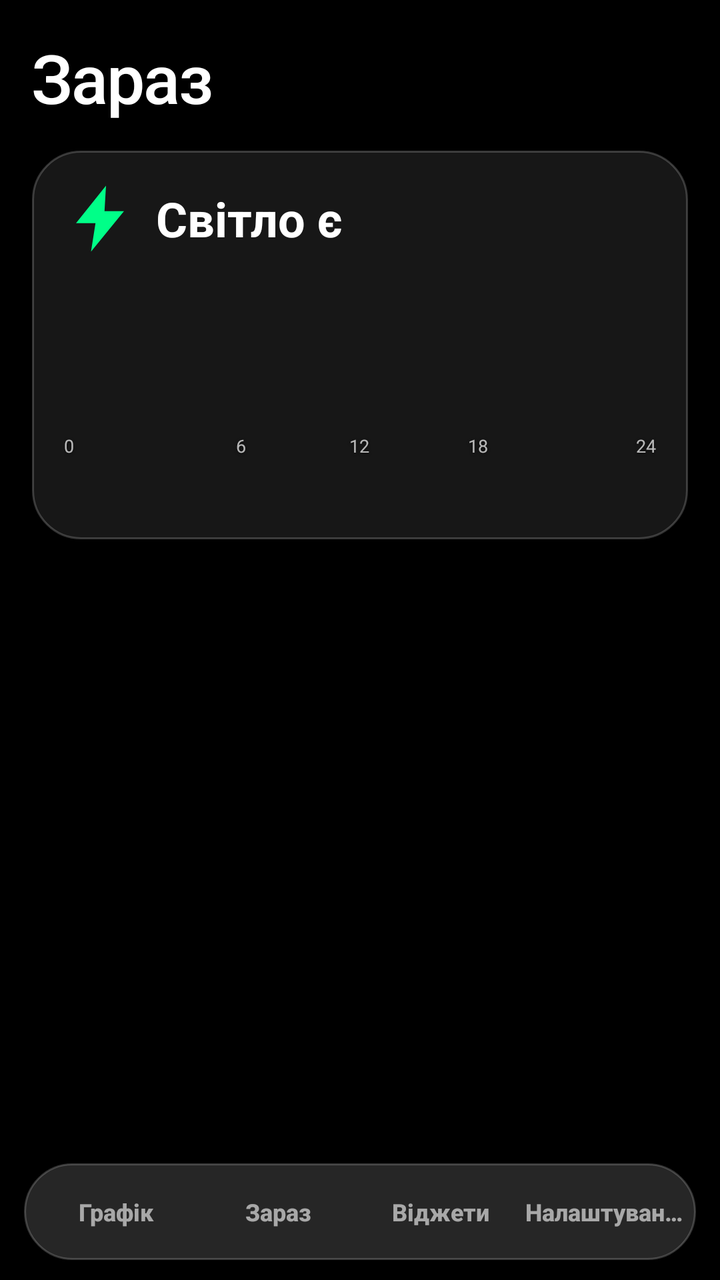
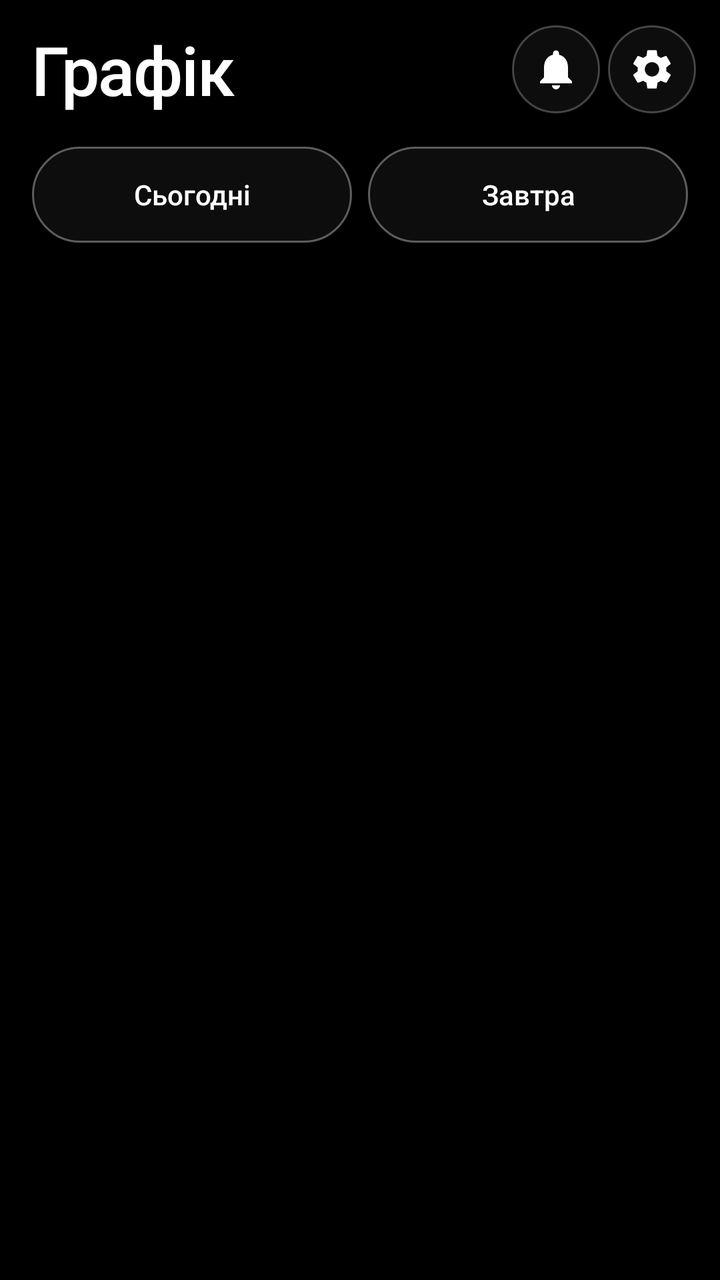

Before-and-after screenshots of an Android layout around one commit, followed by the original layout XML and the change that was made.
<!-- AndroidManifest.xml: application theme Theme.Svitik -->
<!-- res/layout/activity_main.xml -->
<?xml version="1.0" encoding="utf-8"?>
<LinearLayout xmlns:android="http://schemas.android.com/apk/res/android"
    android:id="@+id/root"
    android:layout_width="match_parent"
    android:layout_height="match_parent"
    android:orientation="vertical">

    <FrameLayout android:layout_width="match_parent" android:layout_height="0dp" android:layout_weight="1">

        
        <ScrollView android:id="@+id/page_now" style="@style/Page">
            <LinearLayout style="@style/PageContent">
                <TextView style="@style/PageTitle" android:text="@string/tab_now" />

                <LinearLayout android:id="@+id/card" style="@style/Card">
                    <LinearLayout android:layout_width="match_parent" android:layout_height="wrap_content" android:gravity="center_vertical" android:orientation="horizontal">
                        <ImageView android:id="@+id/bolt" android:layout_width="36dp" android:layout_height="36dp" android:layout_marginEnd="10dp" android:src="@drawable/ic_bolt_on" />
                        <TextView android:id="@+id/status" android:layout_width="0dp" android:layout_height="wrap_content" android:layout_weight="1" android:text="@string/power_on" android:textColor="@color/text" android:textSize="24sp" android:textStyle="bold" />
                        <ProgressBar android:id="@+id/progress" style="?android:attr/progressBarStyleSmall" android:layout_width="wrap_content" android:layout_height="wrap_content" android:visibility="gone" />
                    </LinearLayout>
                    <TextView android:id="@+id/next" android:layout_width="wrap_content" android:layout_height="wrap_content" android:layout_marginTop="8dp" android:textColor="@color/text" android:textSize="16sp" />
                    <TextView android:id="@+id/label" android:layout_width="wrap_content" android:layout_height="wrap_content" android:layout_marginTop="6dp" android:textColor="@color/text_dim" android:textSize="13sp" />
                    <ImageView android:id="@+id/day_bar" android:layout_width="match_parent" android:layout_height="22dp" android:layout_marginTop="14dp" android:scaleType="fitXY" />
                    <LinearLayout android:layout_width="match_parent" android:layout_height="wrap_content" android:orientation="horizontal">
                        <TextView style="@style/WidgetTick" android:gravity="start" android:text="0" />
                        <TextView style="@style/WidgetTick" android:text="6" />
                        <TextView style="@style/WidgetTick" android:text="12" />
                        <TextView style="@style/WidgetTick" android:text="18" />
                        <TextView style="@style/WidgetTick" android:gravity="end" android:text="24" />
                    </LinearLayout>
                    <TextView android:id="@+id/updated" android:layout_width="wrap_content" android:layout_height="wrap_content" android:layout_marginTop="10dp" android:textColor="@color/text_dim" android:textSize="11sp" />
                    <TextView android:id="@+id/error" android:layout_width="wrap_content" android:layout_height="wrap_content" android:layout_marginTop="4dp" android:textColor="#FFB0B0" android:textSize="12sp" android:visibility="gone" />
                </LinearLayout>

                <LinearLayout android:id="@+id/restricted_card" style="@style/Card" android:layout_marginTop="12dp" android:background="@drawable/glass_card_warn" android:visibility="gone">
                    <TextView android:layout_width="wrap_content" android:layout_height="wrap_content" android:text="@string/restricted_title" android:textColor="@color/text" android:textSize="15sp" android:textStyle="bold" />
                    <TextView android:layout_width="wrap_content" android:layout_height="wrap_content" android:layout_marginTop="6dp" android:text="@string/restricted_text" android:textColor="@color/text" android:textSize="13sp" />
                    <Button android:id="@+id/open_battery" style="@style/AppButton" android:text="@string/restricted_button" />
                </LinearLayout>
            </LinearLayout>
        </ScrollView>

        
        <ScrollView android:id="@+id/page_schedule" style="@style/Page" android:visibility="gone">
            <LinearLayout style="@style/PageContent">
                <TextView style="@style/PageTitle" android:text="@string/tab_schedule" />
                <LinearLayout android:layout_width="match_parent" android:layout_height="wrap_content" android:orientation="horizontal">
                    <Button android:id="@+id/today" style="@style/AppButton" android:layout_width="0dp" android:layout_weight="1" android:layout_marginTop="0dp" android:layout_marginEnd="4dp" android:text="@string/today" />
                    <Button android:id="@+id/tomorrow" style="@style/AppButton" android:layout_width="0dp" android:layout_weight="1" android:layout_marginTop="0dp" android:layout_marginStart="4dp" android:text="@string/tomorrow" />
                </LinearLayout>
                <TextView android:id="@+id/no_schedule" android:layout_width="match_parent" android:layout_height="wrap_content" android:gravity="center" android:padding="28dp" android:textColor="@color/text" android:textSize="15sp" android:visibility="gone" />
                <LinearLayout android:layout_width="match_parent" android:layout_height="wrap_content" android:layout_marginTop="10dp" android:orientation="horizontal">
                    <LinearLayout android:id="@+id/column_left" android:layout_width="0dp" android:layout_height="wrap_content" android:layout_weight="1" android:layout_marginEnd="4dp" android:orientation="vertical" />
                    <LinearLayout android:id="@+id/column_right" android:layout_width="0dp" android:layout_height="wrap_content" android:layout_weight="1" android:layout_marginStart="4dp" android:orientation="vertical" />
                </LinearLayout>
            </LinearLayout>
        </ScrollView>

        
        <ScrollView android:id="@+id/page_widgets" style="@style/Page" android:visibility="gone">
            <LinearLayout style="@style/PageContent">
                <TextView style="@style/PageTitle" android:text="@string/tab_widgets" />
                <TextView android:layout_width="wrap_content" android:layout_height="wrap_content" android:layout_marginBottom="4dp" android:text="@string/widgets_hint" android:textColor="@color/text_dim" android:textSize="13sp" />
                <LinearLayout style="@style/Card" android:layout_marginTop="10dp">
                    <TextView android:layout_width="wrap_content" android:layout_height="wrap_content" android:text="@string/widget_small_description" android:textColor="@color/text" android:textSize="14sp" />
                    <Button android:id="@+id/add_small" style="@style/AppButton" android:text="@string/add_small" />
                </LinearLayout>
                <LinearLayout style="@style/Card" android:layout_marginTop="10dp">
                    <TextView android:layout_width="wrap_content" android:layout_height="wrap_content" android:text="@string/widget_strip_description" android:textColor="@color/text" android:textSize="14sp" />
                    <Button android:id="@+id/add_strip" style="@style/AppButton" android:text="@string/add_strip" />
                </LinearLayout>
                <LinearLayout style="@style/Card" android:layout_marginTop="10dp">
                    <TextView android:layout_width="wrap_content" android:layout_height="wrap_content" android:text="@string/widget_day_description" android:textColor="@color/text" android:textSize="14sp" />
                    <Button android:id="@+id/add_day" style="@style/AppButton" android:text="@string/add_day" />
                </LinearLayout>
            </LinearLayout>
        </ScrollView>

        
        <ScrollView android:id="@+id/page_settings" style="@style/Page" android:visibility="gone">
            <LinearLayout style="@style/PageContent">
                <TextView style="@style/PageTitle" android:text="@string/tab_settings" />
                <TextView style="@style/SectionTitle" android:layout_marginTop="4dp" android:text="@string/region" />
                <Spinner android:id="@+id/region" android:layout_width="match_parent" android:layout_height="wrap_content" android:background="@drawable/spinner_bg" android:paddingHorizontal="12dp" />
                <TextView style="@style/SectionTitle" android:text="@string/group" />
                <Spinner android:id="@+id/group" android:layout_width="match_parent" android:layout_height="wrap_content" android:background="@drawable/spinner_bg" android:paddingHorizontal="12dp" />
                <Button android:id="@+id/refresh" style="@style/AppButton" android:layout_marginTop="16dp" android:text="@string/refresh" />
                <TextView style="@style/SectionTitle" android:text="@string/background_title" />
                <TextView android:id="@+id/background_state" android:layout_width="wrap_content" android:layout_height="wrap_content" android:textColor="@color/text" android:textSize="13sp" />
                <Button android:id="@+id/open_battery_settings" style="@style/AppButton" android:text="@string/restricted_button" />
                <TextView android:layout_width="wrap_content" android:layout_height="wrap_content" android:layout_marginTop="18dp" android:text="@string/sources" android:textColor="@color/text_dim" android:textSize="11sp" />
            </LinearLayout>
        </ScrollView>
    </FrameLayout>

    <LinearLayout
        android:layout_width="match_parent"
        android:layout_height="wrap_content"
        android:layout_marginHorizontal="12dp"
        android:layout_marginBottom="10dp"
        android:background="@drawable/tab_bar_bg"
        android:orientation="horizontal"
        android:padding="5dp">
        <TextView android:id="@+id/tab_schedule" style="@style/Tab" android:text="@string/tab_schedule" />
        <TextView android:id="@+id/tab_now" style="@style/Tab" android:text="@string/tab_now" />
        <TextView android:id="@+id/tab_widgets" style="@style/Tab" android:text="@string/tab_widgets" />
        <TextView android:id="@+id/tab_settings" style="@style/Tab" android:text="@string/tab_settings" />
    </LinearLayout>
</LinearLayout>
<!-- resources referenced by this layout -->
<resources>
  <color name="text">#FFFFFFFF</color>
  <color name="text_dim">#B3FFFFFF</color>
  <!-- drawable glass_card_warn (drawable) -->
  <?xml version="1.0" encoding="utf-8"?>
  <shape xmlns:android="http://schemas.android.com/apk/res/android" android:shape="rectangle">
      <solid android:color="#1FFF9F1A" />
      <stroke android:width="1dp" android:color="#80FF9F1A" />
      <corners android:radius="24dp" />
  </shape>
  <!-- drawable ic_bolt_on (drawable) -->
  <?xml version="1.0" encoding="utf-8"?>
  <vector xmlns:android="http://schemas.android.com/apk/res/android"
      android:width="24dp" android:height="24dp" android:viewportWidth="24" android:viewportHeight="24">
      <path android:fillColor="#00FF88" android:pathData="M14,1 L4,13.5 L10.5,13.5 L9,23 L20,9.5 L13.5,9.5 Z" />
  </vector>
  <!-- drawable tab_bar_bg (drawable) -->
  <?xml version="1.0" encoding="utf-8"?>
  <shape xmlns:android="http://schemas.android.com/apk/res/android" android:shape="rectangle">
      <solid android:color="#26FFFFFF" />
      <stroke android:width="1dp" android:color="#33FFFFFF" />
      <corners android:radius="100dp" />
  </shape>
  <string name="add_day">Графік дня · 4×3</string>
  <string name="add_small">Статус · 2×1</string>
  <string name="add_strip">Смуга дня · 4×1</string>
  <string name="background_title">Робота у фоні</string>
  <string name="group">Черга відключень</string>
  <string name="power_on">Світло є</string>
  <string name="refresh">Оновити</string>
  <string name="region">Регіон / місто</string>
  <string name="tab_now">Зараз</string>
  <string name="tab_schedule">Графік</string>
  <string name="tab_settings">Налаштування</string>
  <string name="tab_widgets">Віджети</string>
  <string name="today">Сьогодні</string>
  <string name="tomorrow">Завтра</string>
  <style name="Tab">
          <item name="android:layout_width">0dp</item>
          <item name="android:layout_height">wrap_content</item>
          <item name="android:layout_weight">1</item>
          <item name="android:background">@drawable/tab_bg</item>
          <item name="android:gravity">center</item>
          <item name="android:paddingVertical">11dp</item>
          <item name="android:singleLine">true</item>
          <item name="android:textColor">@color/tab_text</item>
          <item name="android:fontFamily">sans-serif-medium</item>
          <item name="android:textSize">12sp</item>
          <item name="android:textStyle">bold</item>
      </style>
  <style name="WidgetTick">
          <item name="android:shadowColor">#99000000</item>
          <item name="android:shadowRadius">3</item>
          <item name="android:shadowDy">1</item>
          <item name="android:layout_width">0dp</item>
          <item name="android:layout_height">wrap_content</item>
          <item name="android:layout_weight">1</item>
          <item name="android:gravity">center</item>
          <item name="android:textColor">@color/text_dim</item>
          <item name="android:textSize">9sp</item>
      </style>
  <!-- drawable tab_bg (drawable) -->
  <?xml version="1.0" encoding="utf-8"?>
  <selector xmlns:android="http://schemas.android.com/apk/res/android">
      <item android:state_selected="true">
          <shape android:shape="rectangle"><solid android:color="#33FFFFFF" /><corners android:radius="100dp" /></shape>
      </item>
      <item><shape android:shape="rectangle"><solid android:color="#00000000" /></shape></item>
  </selector>
  <color name="green">#FF00FF88</color>
  <!-- unchanged entries left out for length: 18 -->
</resources>

<!-- the commit's change to res/layout/activity_main.xml (unified diff, before → after) -->
@@ -1,49 +1,31 @@
 <?xml version="1.0" encoding="utf-8"?>
 <LinearLayout xmlns:android="http://schemas.android.com/apk/res/android"
-    android:id="@+id/root"
     android:layout_width="match_parent"
     android:layout_height="match_parent"
     android:orientation="vertical">
 
+    <LinearLayout
+        android:layout_width="match_parent"
+        android:layout_height="wrap_content"
+        android:gravity="center_vertical"
+        android:orientation="horizontal"
+        android:paddingStart="16dp"
+        android:paddingTop="12dp"
+        android:paddingEnd="12dp">
+        <TextView android:id="@+id/title" style="@style/PageTitle" android:layout_width="0dp" android:layout_weight="1" android:layout_marginBottom="0dp" android:singleLine="true" android:text="@string/schedule_title" />
+        <ProgressBar android:id="@+id/progress" style="?android:attr/progressBarStyleSmall" android:layout_width="wrap_content" android:layout_height="wrap_content" android:layout_marginEnd="8dp" android:visibility="gone" />
+        <FrameLayout android:layout_width="44dp" android:layout_height="44dp">
+            <ImageView android:id="@+id/open_alerts" style="@style/HeaderIcon" android:contentDescription="@string/alerts_title" android:src="@drawable/ic_bell" />
+            <View android:id="@+id/alerts_dot" android:layout_width="9dp" android:layout_height="9dp" android:layout_gravity="top|end" android:layout_marginTop="9dp" android:layout_marginEnd="10dp" android:background="@drawable/alert_dot" android:visibility="gone" />
+        </FrameLayout>
+        <ImageView android:id="@+id/open_settings" style="@style/HeaderIcon" android:layout_width="44dp" android:layout_height="44dp" android:layout_marginStart="4dp" android:contentDescription="@string/settings_title" android:src="@drawable/ic_gear" />
+    </LinearLayout>
+
     <FrameLayout android:layout_width="match_parent" android:layout_height="0dp" android:layout_weight="1">
 
         
-        <ScrollView android:id="@+id/page_now" style="@style/Page">
+        <ScrollView android:id="@+id/page_schedule" style="@style/Page">
             <LinearLayout style="@style/PageContent">
-                <TextView style="@style/PageTitle" android:text="@string/tab_now" />
-
-                <LinearLayout android:id="@+id/card" style="@style/Card">
-                    <LinearLayout android:layout_width="match_parent" android:layout_height="wrap_content" android:gravity="center_vertical" android:orientation="horizontal">
-                        <ImageView android:id="@+id/bolt" android:layout_width="36dp" android:layout_height="36dp" android:layout_marginEnd="10dp" android:src="@drawable/ic_bolt_on" />
-                        <TextView android:id="@+id/status" android:layout_width="0dp" android:layout_height="wrap_content" android:layout_weight="1" android:text="@string/power_on" android:textColor="@color/text" android:textSize="24sp" android:textStyle="bold" />
-                        <ProgressBar android:id="@+id/progress" style="?android:attr/progressBarStyleSmall" android:layout_width="wrap_content" android:layout_height="wrap_content" android:visibility="gone" />
-                    </LinearLayout>
-                    <TextView android:id="@+id/next" android:layout_width="wrap_content" android:layout_height="wrap_content" android:layout_marginTop="8dp" android:textColor="@color/text" android:textSize="16sp" />
-                    <TextView android:id="@+id/label" android:layout_width="wrap_content" android:layout_height="wrap_content" android:layout_marginTop="6dp" android:textColor="@color/text_dim" android:textSize="13sp" />
-                    <ImageView android:id="@+id/day_bar" android:layout_width="match_parent" android:layout_height="22dp" android:layout_marginTop="14dp" android:scaleType="fitXY" />
-                    <LinearLayout android:layout_width="match_parent" android:layout_height="wrap_content" android:orientation="horizontal">
-                        <TextView style="@style/WidgetTick" android:gravity="start" android:text="0" />
-                        <TextView style="@style/WidgetTick" android:text="6" />
-                        <TextView style="@style/WidgetTick" android:text="12" />
-                        <TextView style="@style/WidgetTick" android:text="18" />
-                        <TextView style="@style/WidgetTick" android:gravity="end" android:text="24" />
-                    </LinearLayout>
-                    <TextView android:id="@+id/updated" android:layout_width="wrap_content" android:layout_height="wrap_content" android:layout_marginTop="10dp" android:textColor="@color/text_dim" android:textSize="11sp" />
-                    <TextView android:id="@+id/error" android:layout_width="wrap_content" android:layout_height="wrap_content" android:layout_marginTop="4dp" android:textColor="#FFB0B0" android:textSize="12sp" android:visibility="gone" />
-                </LinearLayout>
-
-                <LinearLayout android:id="@+id/restricted_card" style="@style/Card" android:layout_marginTop="12dp" android:background="@drawable/glass_card_warn" android:visibility="gone">
-                    <TextView android:layout_width="wrap_content" android:layout_height="wrap_content" android:text="@string/restricted_title" android:textColor="@color/text" android:textSize="15sp" android:textStyle="bold" />
-                    <TextView android:layout_width="wrap_content" android:layout_height="wrap_content" android:layout_marginTop="6dp" android:text="@string/restricted_text" android:textColor="@color/text" android:textSize="13sp" />
-                    <Button android:id="@+id/open_battery" style="@style/AppButton" android:text="@string/restricted_button" />
-                </LinearLayout>
-            </LinearLayout>
-        </ScrollView>
-
-        
-        <ScrollView android:id="@+id/page_schedule" style="@style/Page" android:visibility="gone">
-            <LinearLayout style="@style/PageContent">
-                <TextView style="@style/PageTitle" android:text="@string/tab_schedule" />
                 <LinearLayout android:layout_width="match_parent" android:layout_height="wrap_content" android:orientation="horizontal">
                     <Button android:id="@+id/today" style="@style/AppButton" android:layout_width="0dp" android:layout_weight="1" android:layout_marginTop="0dp" android:layout_marginEnd="4dp" android:text="@string/today" />
                     <Button android:id="@+id/tomorrow" style="@style/AppButton" android:layout_width="0dp" android:layout_weight="1" android:layout_marginTop="0dp" android:layout_marginStart="4dp" android:text="@string/tomorrow" />
@@ -57,10 +39,32 @@
         </ScrollView>
 
         
-        <ScrollView android:id="@+id/page_widgets" style="@style/Page" android:visibility="gone">
+        <ScrollView android:id="@+id/page_alerts" style="@style/Page" android:visibility="gone">
             <LinearLayout style="@style/PageContent">
-                <TextView style="@style/PageTitle" android:text="@string/tab_widgets" />
-                <TextView android:layout_width="wrap_content" android:layout_height="wrap_content" android:layout_marginBottom="4dp" android:text="@string/widgets_hint" android:textColor="@color/text_dim" android:textSize="13sp" />
+                <LinearLayout style="@style/Card">
+                    <TextView android:id="@+id/updated" android:layout_width="wrap_content" android:layout_height="wrap_content" android:textColor="@color/text" android:textSize="13sp" />
+                    <TextView android:id="@+id/background_state" android:layout_width="wrap_content" android:layout_height="wrap_content" android:layout_marginTop="6dp" android:text="@string/background_ok" android:textColor="@color/text_dim" android:textSize="13sp" />
+                    <TextView android:id="@+id/error" android:layout_width="wrap_content" android:layout_height="wrap_content" android:layout_marginTop="6dp" android:text="@string/load_failed" android:textColor="@color/red" android:textSize="13sp" android:visibility="gone" />
+                </LinearLayout>
+                <LinearLayout android:id="@+id/restricted_card" style="@style/Card" android:layout_marginTop="12dp" android:visibility="gone">
+                    <TextView android:layout_width="wrap_content" android:layout_height="wrap_content" android:text="@string/restricted_title" android:textColor="@color/text" android:textSize="15sp" android:textStyle="bold" />
+                    <TextView android:layout_width="wrap_content" android:layout_height="wrap_content" android:layout_marginTop="6dp" android:text="@string/restricted_text" android:textColor="@color/text" android:textSize="13sp" />
+                    <Button android:id="@+id/open_battery" style="@style/AppButton" android:text="@string/restricted_button" />
+                </LinearLayout>
+            </LinearLayout>
+        </ScrollView>
+
+        
+        <ScrollView android:id="@+id/page_settings" style="@style/Page" android:visibility="gone">
+            <LinearLayout style="@style/PageContent">
+                <TextView style="@style/SectionTitle" android:layout_marginTop="4dp" android:text="@string/region" />
+                <Spinner android:id="@+id/region" android:layout_width="match_parent" android:layout_height="wrap_content" android:background="@drawable/spinner_bg" android:paddingHorizontal="12dp" />
+                <TextView style="@style/SectionTitle" android:text="@string/group" />
+                <Spinner android:id="@+id/group" android:layout_width="match_parent" android:layout_height="wrap_content" android:background="@drawable/spinner_bg" android:paddingHorizontal="12dp" />
+                <Button android:id="@+id/refresh" style="@style/AppButton" android:layout_marginTop="16dp" android:text="@string/refresh" />
+
+                <TextView style="@style/SectionTitle" android:text="@string/widgets_title" />
+                <TextView android:layout_width="wrap_content" android:layout_height="wrap_content" android:text="@string/widgets_hint" android:textColor="@color/text_dim" android:textSize="13sp" />
                 <LinearLayout style="@style/Card" android:layout_marginTop="10dp">
                     <TextView android:layout_width="wrap_content" android:layout_height="wrap_content" android:text="@string/widget_small_description" android:textColor="@color/text" android:textSize="14sp" />
                     <Button android:id="@+id/add_small" style="@style/AppButton" android:text="@string/add_small" />
@@ -73,37 +77,9 @@
                     <TextView android:layout_width="wrap_content" android:layout_height="wrap_content" android:text="@string/widget_day_description" android:textColor="@color/text" android:textSize="14sp" />
                     <Button android:id="@+id/add_day" style="@style/AppButton" android:text="@string/add_day" />
                 </LinearLayout>
-            </LinearLayout>
-        </ScrollView>
 
-        
-        <ScrollView android:id="@+id/page_settings" style="@style/Page" android:visibility="gone">
-            <LinearLayout style="@style/PageContent">
-                <TextView style="@style/PageTitle" android:text="@string/tab_settings" />
-                <TextView style="@style/SectionTitle" android:layout_marginTop="4dp" android:text="@string/region" />
-                <Spinner android:id="@+id/region" android:layout_width="match_parent" android:layout_height="wrap_content" android:background="@drawable/spinner_bg" android:paddingHorizontal="12dp" />
-                <TextView style="@style/SectionTitle" android:text="@string/group" />
-                <Spinner android:id="@+id/group" android:layout_width="match_parent" android:layout_height="wrap_content" android:background="@drawable/spinner_bg" android:paddingHorizontal="12dp" />
-                <Button android:id="@+id/refresh" style="@style/AppButton" android:layout_marginTop="16dp" android:text="@string/refresh" />
-                <TextView style="@style/SectionTitle" android:text="@string/background_title" />
-                <TextView android:id="@+id/background_state" android:layout_width="wrap_content" android:layout_height="wrap_content" android:textColor="@color/text" android:textSize="13sp" />
-                <Button android:id="@+id/open_battery_settings" style="@style/AppButton" android:text="@string/restricted_button" />
                 <TextView android:layout_width="wrap_content" android:layout_height="wrap_content" android:layout_marginTop="18dp" android:text="@string/sources" android:textColor="@color/text_dim" android:textSize="11sp" />
             </LinearLayout>
         </ScrollView>
     </FrameLayout>
-
-    <LinearLayout
-        android:layout_width="match_parent"
-        android:layout_height="wrap_content"
-        android:layout_marginHorizontal="12dp"
-        android:layout_marginBottom="10dp"
-        android:background="@drawable/tab_bar_bg"
-        android:orientation="horizontal"
-        android:padding="5dp">
-        <TextView android:id="@+id/tab_schedule" style="@style/Tab" android:text="@string/tab_schedule" />
-        <TextView android:id="@+id/tab_now" style="@style/Tab" android:text="@string/tab_now" />
-        <TextView android:id="@+id/tab_widgets" style="@style/Tab" android:text="@string/tab_widgets" />
-        <TextView android:id="@+id/tab_settings" style="@style/Tab" android:text="@string/tab_settings" />
-    </LinearLayout>
 </LinearLayout>
<!-- resource entries referenced after the edit -->
@@ -1,72 +1,60 @@
 <!-- resources referenced by this layout -->
 <resources>
+  <color name="red">#FFFF4444</color>
   <color name="text">#FFFFFFFF</color>
   <color name="text_dim">#B3FFFFFF</color>
-  <!-- drawable glass_card_warn (drawable) -->
+  <!-- drawable alert_dot (drawable) -->
   <?xml version="1.0" encoding="utf-8"?>
-  <shape xmlns:android="http://schemas.android.com/apk/res/android" android:shape="rectangle">
-      <solid android:color="#1FFF9F1A" />
-      <stroke android:width="1dp" android:color="#80FF9F1A" />
-      <corners android:radius="24dp" />
+  <shape xmlns:android="http://schemas.android.com/apk/res/android" android:shape="oval">
+      <solid android:color="#FFFFFFFF" />
+      <stroke android:width="1.5dp" android:color="#FF000000" />
   </shape>
-  <!-- drawable ic_bolt_on (drawable) -->
+  <!-- drawable ic_bell (drawable) -->
   <?xml version="1.0" encoding="utf-8"?>
   <vector xmlns:android="http://schemas.android.com/apk/res/android"
       android:width="24dp" android:height="24dp" android:viewportWidth="24" android:viewportHeight="24">
-      <path android:fillColor="#00FF88" android:pathData="M14,1 L4,13.5 L10.5,13.5 L9,23 L20,9.5 L13.5,9.5 Z" />
+      <path android:fillColor="#FFFFFF" android:pathData="M12,22c1.1,0 2,-0.9 2,-2h-4c0,1.1 0.9,2 2,2zM18,16v-5c0,-3.07 -1.63,-5.64 -4.5,-6.32V4c0,-0.83 -0.67,-1.5 -1.5,-1.5s-1.5,0.67 -1.5,1.5v0.68C7.64,5.36 6,7.92 6,11v5l-2,2v1h16v-1l-2,-2z" />
   </vector>
-  <!-- drawable tab_bar_bg (drawable) -->
+  <!-- drawable ic_gear (drawable) -->
   <?xml version="1.0" encoding="utf-8"?>
-  <shape xmlns:android="http://schemas.android.com/apk/res/android" android:shape="rectangle">
-      <solid android:color="#26FFFFFF" />
-      <stroke android:width="1dp" android:color="#33FFFFFF" />
-      <corners android:radius="100dp" />
-  </shape>
+  <vector xmlns:android="http://schemas.android.com/apk/res/android"
+      android:width="24dp" android:height="24dp" android:viewportWidth="24" android:viewportHeight="24">
+      <path android:fillColor="#FFFFFF" android:pathData="M19.14,12.94c0.04,-0.3 0.06,-0.61 0.06,-0.94c0,-0.32 -0.02,-0.64 -0.07,-0.94l2.03,-1.58c0.18,-0.14 0.23,-0.41 0.12,-0.61l-1.92,-3.32c-0.12,-0.22 -0.37,-0.29 -0.59,-0.22l-2.39,0.96c-0.5,-0.38 -1.03,-0.7 -1.62,-0.94L14.4,2.81c-0.04,-0.24 -0.24,-0.41 -0.48,-0.41h-3.84c-0.24,0 -0.43,0.17 -0.47,0.41L9.25,5.35C8.66,5.59 8.12,5.92 7.63,6.29L5.24,5.33c-0.22,-0.08 -0.47,0 -0.59,0.22L2.74,8.87C2.62,9.08 2.66,9.34 2.86,9.48l2.03,1.58C4.84,11.36 4.8,11.69 4.8,12s0.02,0.64 0.07,0.94l-2.03,1.58c-0.18,0.14 -0.23,0.41 -0.12,0.61l1.92,3.32c0.12,0.22 0.37,0.29 0.59,0.22l2.39,-0.96c0.5,0.38 1.03,0.7 1.62,0.94l0.36,2.54c0.05,0.24 0.24,0.41 0.48,0.41h3.84c0.24,0 0.44,-0.17 0.47,-0.41l0.36,-2.54c0.59,-0.24 1.13,-0.56 1.62,-0.94l2.39,0.96c0.22,0.08 0.47,0 0.59,-0.22l1.92,-3.32c0.12,-0.22 0.07,-0.47 -0.12,-0.61L19.14,12.94zM12,15.6c-1.98,0 -3.6,-1.62 -3.6,-3.6s1.62,-3.6 3.6,-3.6s3.6,1.62 3.6,3.6S13.98,15.6 12,15.6z" />
+  </vector>
   <string name="add_day">Графік дня · 4×3</string>
   <string name="add_small">Статус · 2×1</string>
   <string name="add_strip">Смуга дня · 4×1</string>
-  <string name="background_title">Робота у фоні</string>
+  <string name="alerts_title">Сповіщення</string>
+  <string name="background_ok">Обмежень немає: віджет оновлюється вчасно.</string>
   <string name="group">Черга відключень</string>
-  <string name="power_on">Світло є</string>
+  <string name="load_failed">Не вдалося оновити графік. Перевірте інтернет.</string>
   <string name="refresh">Оновити</string>
   <string name="region">Регіон / місто</string>
-  <string name="tab_now">Зараз</string>
-  <string name="tab_schedule">Графік</string>
-  <string name="tab_settings">Налаштування</string>
-  <string name="tab_widgets">Віджети</string>
+  <string name="schedule_title">Графік</string>
+  <string name="settings_title">Налаштування</string>
   <string name="today">Сьогодні</string>
   <string name="tomorrow">Завтра</string>
-  <style name="Tab">
-          <item name="android:layout_width">0dp</item>
-          <item name="android:layout_height">wrap_content</item>
-          <item name="android:layout_weight">1</item>
-          <item name="android:background">@drawable/tab_bg</item>
-          <item name="android:gravity">center</item>
-          <item name="android:paddingVertical">11dp</item>
-          <item name="android:singleLine">true</item>
-          <item name="android:textColor">@color/tab_text</item>
-          <item name="android:fontFamily">sans-serif-medium</item>
-          <item name="android:textSize">12sp</item>
-          <item name="android:textStyle">bold</item>
+  <string name="widgets_title">Віджети</string>
+  <style name="HeaderIcon">
+          <item name="android:layout_width">match_parent</item>
+          <item name="android:layout_height">match_parent</item>
+          <item name="android:background">@drawable/icon_button_bg</item>
+          <item name="android:padding">10dp</item>
+          <item name="android:clickable">true</item>
+          <item name="android:focusable">true</item>
       </style>
-  <style name="WidgetTick">
-          <item name="android:shadowColor">#99000000</item>
-          <item name="android:shadowRadius">3</item>
-          <item name="android:shadowDy">1</item>
-          <item name="android:layout_width">0dp</item>
-          <item name="android:layout_height">wrap_content</item>
-          <item name="android:layout_weight">1</item>
-          <item name="android:gravity">center</item>
-          <item name="android:textColor">@color/text_dim</item>
-          <item name="android:textSize">9sp</item>
-      </style>
-  <!-- drawable tab_bg (drawable) -->
+  <!-- drawable icon_button_bg (drawable) -->
   <?xml version="1.0" encoding="utf-8"?>
   <selector xmlns:android="http://schemas.android.com/apk/res/android">
       <item android:state_selected="true">
-          <shape android:shape="rectangle"><solid android:color="#33FFFFFF" /><corners android:radius="100dp" /></shape>
+          <shape android:shape="oval"><solid android:color="#2EFFFFFF" /><stroke android:width="1dp" android:color="#CCFFFFFF" /></shape>
       </item>
-      <item><shape android:shape="rectangle"><solid android:color="#00000000" /></shape></item>
+      <item android:state_pressed="true">
+          <shape android:shape="oval"><solid android:color="#26FFFFFF" /><stroke android:width="1dp" android:color="#80FFFFFF" /></shape>
+      </item>
+      <item>
+          <shape android:shape="oval"><solid android:color="#0DFFFFFF" /><stroke android:width="1dp" android:color="#40FFFFFF" /></shape>
+      </item>
   </selector>
   <color name="green">#FF00FF88</color>
   <!-- unchanged entries left out for length: 18 -->
